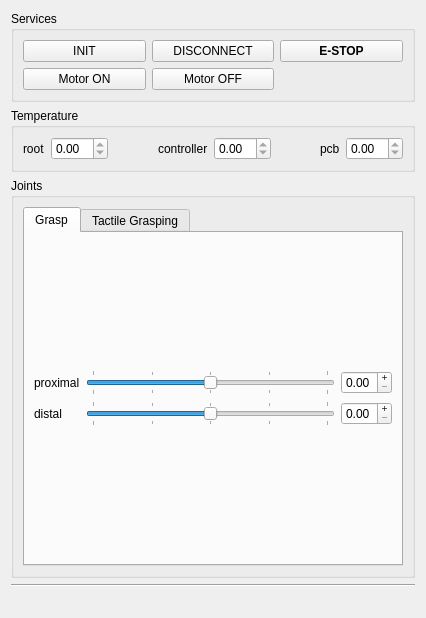
Before: the Qt Designer form resource/ui/SchunkJoints.ui in christian-rauch/schunk_rqt_gui, drawn with Qt 5.
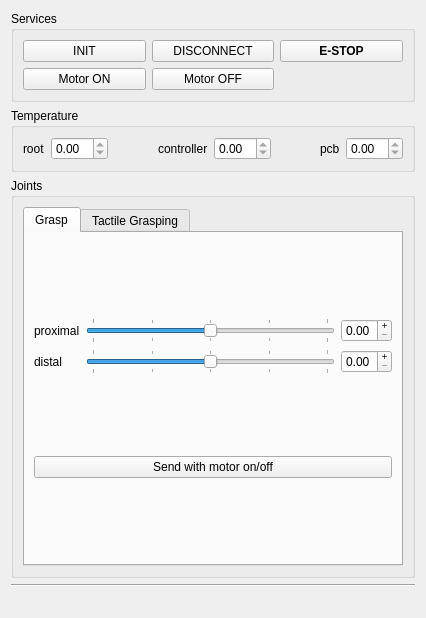
After: the same form once the commit is applied. The open tabs and pages were chosen to show the change.

Commit message: button for sending joint values with auto motor on/off

Diff of the .ui file:
```diff
--- a/resource/ui/SchunkJoints.ui
+++ b/resource/ui/SchunkJoints.ui
@@ -255,6 +255,13 @@
             </item>
            </layout>
           </item>
+          <item>
+           <widget class="QPushButton" name="send_joints">
+            <property name="text">
+             <string>Send with motor on/off</string>
+            </property>
+           </widget>
+          </item>
          </layout>
         </widget>
         <widget class="QWidget" name="tab_tactile">
```
Left out of the diff: 2 changed lines with no effect on the pictures. The commit also changes 1 other file.
